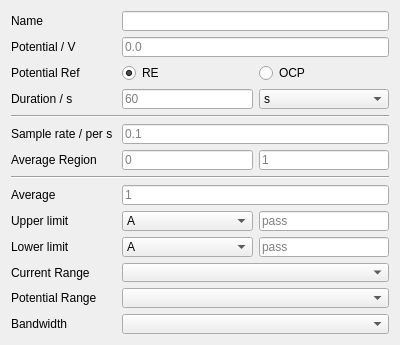
First picture: the form in qt_CA.ui, repository ChristopherYJS/ElectrochemicalOuija, before the edit.
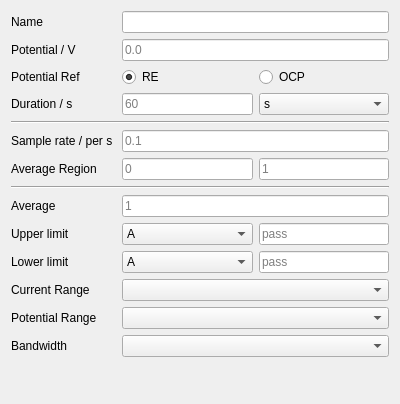
Second picture: the form after the edit.

```diff
--- a/qt_CA.ui
+++ b/qt_CA.ui
@@ -7,7 +7,7 @@
     <x>0</x>
     <y>0</y>
     <width>400</width>
-    <height>345</height>
+    <height>404</height>
    </rect>
   </property>
   <property name="sizePolicy">
```
